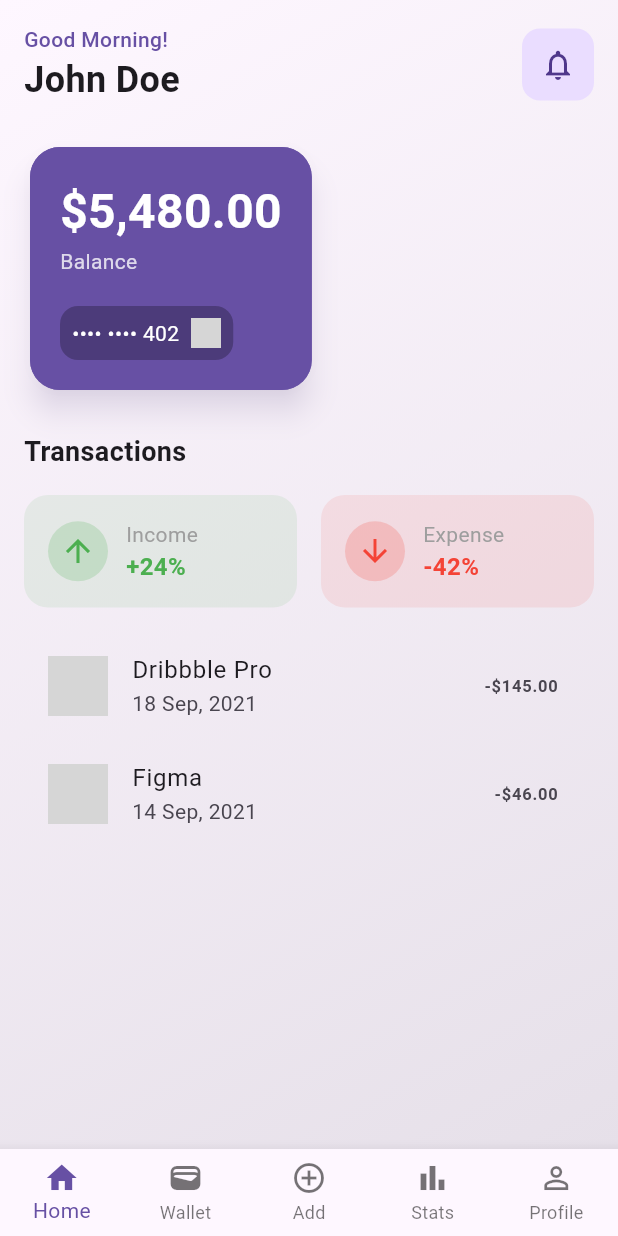
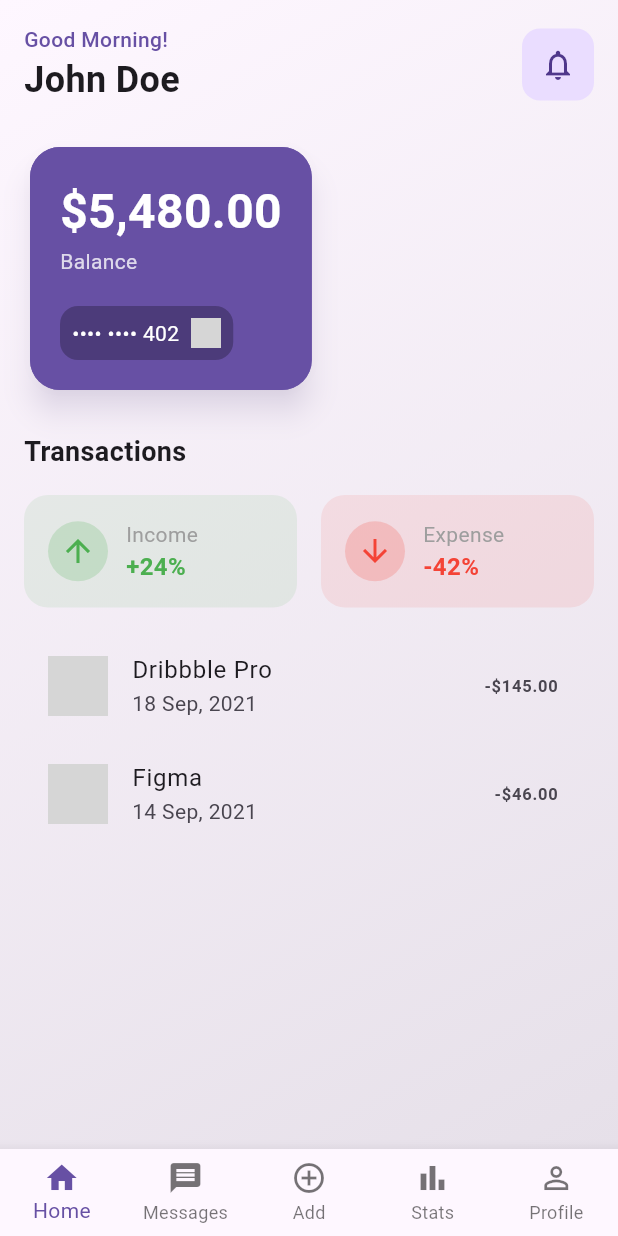
Before and after one commit to Yashjain0333/TallyUp, a Flutter app: the HomeView screen opened by its route, on a phone screen of 412 x 824 dp. Run offline on Flutter 3.47's test engine with Material 3 defaults, Android fonts, the phone set to English and light mode, and no system bars; our stand-ins replace permission_handler; generated files the repository leaves out were written again; network calls fail; grey boxes are pictures that could not be loaded.

Commit message:
Add plugin to read msgs and also add a page to view messages.

```diff
--- a/tally_up/lib/src/home/home_view.dart
+++ b/tally_up/lib/src/home/home_view.dart
@@ -1,4 +1,5 @@
 import 'package:flutter/material.dart';
+import '../messages/messages_view.dart';
 
 class HomeView extends StatelessWidget {
   static const routeName = '/home';
@@ -183,14 +184,19 @@ class HomeView extends StatelessWidget {
         ),
         bottomNavigationBar: BottomNavigationBar(
           type: BottomNavigationBarType.fixed,
+          currentIndex: 0,
+          onTap: (index) {
+            if (index == 1) {
+              Navigator.pushNamed(context, MessagesView.routeName);
+            }
+          },
           items: const [
             BottomNavigationBarItem(icon: Icon(Icons.home), label: 'Home'),
-            BottomNavigationBarItem(icon: Icon(Icons.wallet), label: 'Wallet'),
+            BottomNavigationBarItem(icon: Icon(Icons.message), label: 'Messages'), // Updated icon and label
             BottomNavigationBarItem(icon: Icon(Icons.add_circle_outline), label: 'Add'),
             BottomNavigationBarItem(icon: Icon(Icons.bar_chart), label: 'Stats'),
             BottomNavigationBarItem(icon: Icon(Icons.person_outline), label: 'Profile'),
           ],
-          currentIndex: 0,
         ),
       );
   }
--- /dev/null
+++ b/tally_up/lib/src/messages/message_model.dart
@@ -0,0 +1,32 @@
+import 'package:flutter/material.dart';
+
+class Message {
+  final String title;
+  final String content;
+  final String time;
+  final String sender;
+  final MessageType type;
+
+  Message({
+    required this.content,
+    required this.time,
+    required this.sender,
+    this.title = '',
+    this.type = MessageType.uncategorized,
+  });
+}
+
+enum MessageType {
+  payment(Icons.payment, Color(0xFF1E88E5)),
+  bill(Icons.warning_amber, Colors.orange),
+  budget(Icons.restaurant, Colors.red),
+  subscription(Icons.subscriptions, Colors.purple),
+  investment(Icons.trending_up, Colors.green),
+  uncategorized(Icons.network_cell, Colors.grey);
+
+
+  final IconData icon;
+  final Color color;
+
+  const MessageType(this.icon, this.color);
+}
--- /dev/null
+++ b/tally_up/lib/src/messages/messages_controller.dart
@@ -0,0 +1,46 @@
+import 'package:flutter/material.dart';
+import 'message_model.dart';
+
+class MessagesController with ChangeNotifier {
+  static final MessagesController _instance = MessagesController._internal();
+  factory MessagesController() => _instance;
+  MessagesController._internal();
+
+  List<Message> messages = [
+    // Message(
+    //   title: 'Payment Received',
+    //   content: 'You received \$500 from John',
+    //   time: '2m ago',
+    //   type: MessageType.payment,
+    // ),
+    // Message(
+    //   title: 'Bill Due',
+    //   content: 'Electricity bill due in 2 days',
+    //   time: '1h ago',
+    //   type: MessageType.bill,
+    // ),
+    // Message(
+    //   title: 'Budget Alert',
+    //   content: 'You\'re close to your food budget',
+    //   time: '3h ago',
+    //   type: MessageType.budget,
+    // ),
+    // Message(
+    //   title: 'Subscription Renewal',
+    //   content: 'Netflix subscription will renew tomorrow',
+    //   time: '5h ago',
+    //   type: MessageType.subscription,
+    // ),
+    // Message(
+    //   title: 'Investment Update',
+    //   content: 'Your stocks are up by 3.2% today',
+    //   time: '8h ago',
+    //   type: MessageType.investment,
+    // ),
+  ];
+
+  void addMessage(Message message) {
+    messages.add(message);
+    notifyListeners();
+  }
+}
--- /dev/null
+++ b/tally_up/lib/src/plugins/sms_reader_plugin.dart
@@ -0,0 +1,35 @@
+import 'package:flutter/services.dart';
+
+class SmsReaderPlugin {
+  static const _eventChannel = EventChannel('com.example.tally_up/smsStream');
+
+  Stream<SmsMessage> smsStream() {
+    print("Starting SMS stream...");
+    return _eventChannel
+        .receiveBroadcastStream()
+        .map((dynamic event) {
+          print("Raw SMS event received: $event");
+          return SmsMessage.fromMap(Map<String, dynamic>.from(event));
+        });
+  }
+}
+
+class SmsMessage {
+  final String message;
+  final String date;
+  final String sender;
+
+  SmsMessage({
+    required this.message,
+    required this.date,
+    required this.sender,
+  });
+
+  factory SmsMessage.fromMap(Map<String, dynamic> map) {
+    return SmsMessage(
+      message: map['message'] ?? '',
+      date: map['date'] ?? DateTime.now().toString(),
+      sender: map['sender'] ?? 'Unknown',
+    );
+  }
+}
--- a/tally_up/pubspec.yaml
+++ b/tally_up/pubspec.yaml
@@ -14,6 +14,7 @@ dependencies:
     sdk: flutter
   flutter_localizations:
     sdk: flutter
+  permission_handler: ^10.2.0  # Update this line
 
 dev_dependencies:
   flutter_test:
```
Also changed, not shown: tally_up/lib/src/app.dart (+59 -5 lines), tally_up/lib/src/messages/messages_view.dart (added, +96 -0 lines), tally_up/pubspec.lock, 15 other files.
